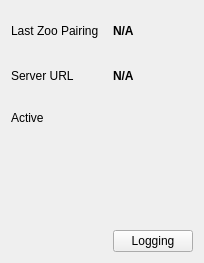
This is integration/v2/src/libs/libdebug/widgets/debug/ui/DiscoveryClientDebugWidget.ui in mrdeveloperdude/OctoMY as Qt 5 draws it before an edit. The edited form follows.
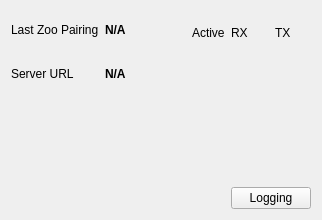
This is the edited form. Custom widgets are drawn as their Qt base class.

Commit message: Fixed lagging timer bug in debugger widget. Added blinking to lightwidget. Added blink on tx/rx in discovery client debug widget.

```diff
--- a/integration/v2/src/libs/libdebug/widgets/debug/ui/DiscoveryClientDebugWidget.ui
+++ b/integration/v2/src/libs/libdebug/widgets/debug/ui/DiscoveryClientDebugWidget.ui
@@ -6,8 +6,8 @@
    <rect>
     <x>0</x>
     <y>0</y>
-    <width>204</width>
-    <height>263</height>
+    <width>322</width>
+    <height>220</height>
    </rect>
   </property>
   <property name="windowTitle">
@@ -34,6 +34,114 @@
      </property>
     </widget>
    </item>
+   <item row="0" column="2" rowspan="2">
+    <layout class="QVBoxLayout" name="verticalLayout">
+     <item>
+      <widget class="QLabel" name="label_5">
+       <property name="text">
+        <string>Active</string>
+       </property>
+      </widget>
+     </item>
+     <item>
+      <widget class="LightWidget" name="widgetStatusActive" native="true">
+       <property name="sizePolicy">
+        <sizepolicy hsizetype="Fixed" vsizetype="Fixed">
+         <horstretch>0</horstretch>
+         <verstretch>0</verstretch>
+        </sizepolicy>
+       </property>
+       <property name="minimumSize">
+        <size>
+         <width>32</width>
+         <height>32</height>
+        </size>
+       </property>
+       <property name="maximumSize">
+        <size>
+         <width>32</width>
+         <height>32</height>
+        </size>
+       </property>
+       <property name="toolTip">
+        <string>Validity of port. Green means OK.</string>
+       </property>
+      </widget>
+     </item>
+    </layout>
+   </item>
+   <item row="0" column="3" rowspan="2">
+    <layout class="QVBoxLayout" name="verticalLayout_2">
+     <item>
+      <widget class="QLabel" name="label_6">
+       <property name="text">
+        <string>RX</string>
+       </property>
+      </widget>
+     </item>
+     <item>
+      <widget class="LightWidget" name="widgetStatusRX" native="true">
+       <property name="sizePolicy">
+        <sizepolicy hsizetype="Fixed" vsizetype="Fixed">
+         <horstretch>0</horstretch>
+         <verstretch>0</verstretch>
+        </sizepolicy>
+       </property>
+       <property name="minimumSize">
+        <size>
+         <width>32</width>
+         <height>32</height>
+        </size>
+       </property>
+       <property name="maximumSize">
+        <size>
+         <width>32</width>
+         <height>32</height>
+        </size>
+       </property>
+       <property name="toolTip">
+        <string>Validity of port. Green means OK.</string>
+       </property>
+      </widget>
+     </item>
+    </layout>
+   </item>
+   <item row="0" column="4" rowspan="2">
+    <layout class="QVBoxLayout" name="verticalLayout_3">
+     <item>
+      <widget class="QLabel" name="label_7">
+       <property name="text">
+        <string>TX</string>
+       </property>
+      </widget>
+     </item>
+     <item>
+      <widget class="LightWidget" name="widgetStatusTX" native="true">
+       <property name="sizePolicy">
+        <sizepolicy hsizetype="Fixed" vsizetype="Fixed">
+         <horstretch>0</horstretch>
+         <verstretch>0</verstretch>
+        </sizepolicy>
+       </property>
+       <property name="minimumSize">
+        <size>
+         <width>32</width>
+         <height>32</height>
+        </size>
+       </property>
+       <property name="maximumSize">
+        <size>
+         <width>32</width>
+         <height>32</height>
+        </size>
+       </property>
+       <property name="toolTip">
+        <string>Validity of port. Green means OK.</string>
+       </property>
+      </widget>
+     </item>
+    </layout>
+   </item>
    <item row="1" column="0">
     <widget class="QLabel" name="label_3">
      <property name="text">
@@ -54,45 +162,13 @@
      </property>
     </widget>
    </item>
-   <item row="2" column="0">
-    <widget class="QLabel" name="label_5">
-     <property name="text">
-      <string>Active</string>
-     </property>
-    </widget>
-   </item>
-   <item row="2" column="1">
-    <widget class="LightWidget" name="widgetStatusActive" native="true">
-     <property name="sizePolicy">
-      <sizepolicy hsizetype="Fixed" vsizetype="Fixed">
-       <horstretch>0</horstretch>
-       <verstretch>0</verstretch>
-      </sizepolicy>
-     </property>
-     <property name="minimumSize">
-      <size>
-       <width>32</width>
-       <height>32</height>
-      </size>
-     </property>
-     <property name="maximumSize">
-      <size>
-       <width>32</width>
-       <height>32</height>
-      </size>
-     </property>
-     <property name="toolTip">
-      <string>Validity of port. Green means OK.</string>
-     </property>
-    </widget>
-   </item>
-   <item row="3" column="0" colspan="2">
+   <item row="2" column="0" colspan="5">
     <widget class="RateCalculatorWidget" name="widgetRateCalculatorRX" native="true"/>
    </item>
-   <item row="4" column="0" colspan="2">
+   <item row="3" column="0" colspan="5">
     <widget class="RateCalculatorWidget" name="widgetRateCalculatorTX" native="true"/>
    </item>
-   <item row="5" column="1">
+   <item row="4" column="3" colspan="2">
     <widget class="QPushButton" name="pushButtonLogging">
      <property name="text">
       <string>Logging</string>
```
The commit also changes 11 other files.
